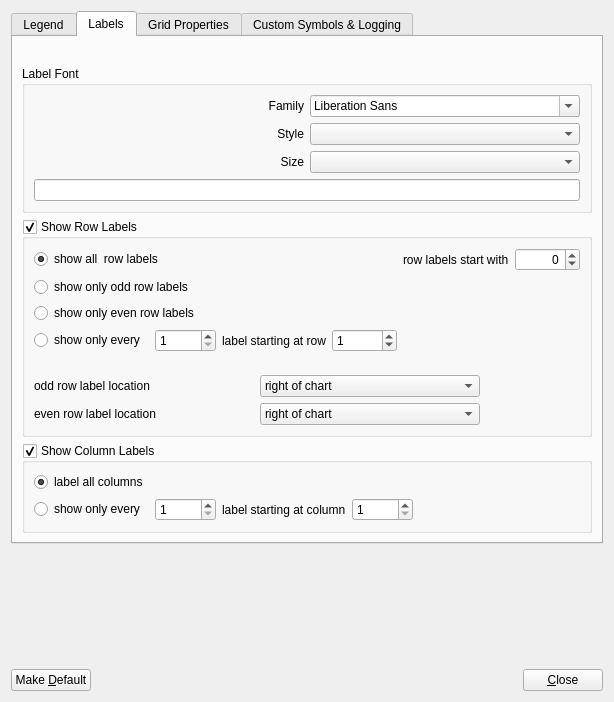
The window that sconcho/gui/ui/preferences_dialog.ui (haskelladdict/sconcho) describes before a commit, drawn with Qt 5.
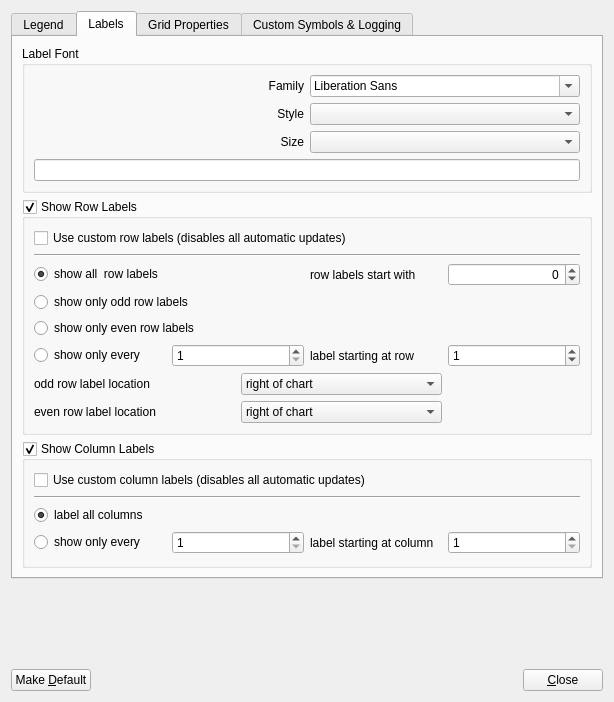
The same window after the commit. The open tabs and pages were chosen to show the change.

Commit message:
Re-implemented row/column labels
The new implementation of row/column labels stores the
PatternLabelObjects in a dictionary. Thus they don't
need to be re-instantiated all the time and can just
be updated. This also allows custom editable row/column
labels which will do the the right thing (i.e. remember
their text) when deleting/adding of rows and columns.
The custom row/column label option can be enabled in the
preferences.

```diff
--- a/sconcho/gui/ui/preferences_dialog.ui
+++ b/sconcho/gui/ui/preferences_dialog.ui
@@ -102,19 +102,6 @@
        <string>Labels</string>
       </attribute>
       <layout class="QVBoxLayout" name="verticalLayout_9">
-       <item>
-        <spacer name="horizontalSpacer_4">
-         <property name="orientation">
-          <enum>Qt::Horizontal</enum>
-         </property>
-         <property name="sizeHint" stdset="0">
-          <size>
-           <width>40</width>
-           <height>20</height>
-          </size>
-         </property>
-        </spacer>
-       </item>
        <item>
         <widget class="QGroupBox" name="groupBox_2">
          <property name="title">
@@ -180,60 +167,57 @@
          </property>
          <layout class="QVBoxLayout" name="verticalLayout">
           <item>
-           <layout class="QHBoxLayout" name="horizontalLayout_8">
+           <widget class="QCheckBox" name="customRowLabelsChecker">
+            <property name="text">
+             <string>Use custom row labels (disables all automatic updates)</string>
+            </property>
+           </widget>
+          </item>
             <item>
-             <widget class="QRadioButton" name="labelAllRowsButton">
+           <widget class="Line" name="line_2">
+            <property name="orientation">
+             <enum>Qt::Horizontal</enum>
+            </property>
+           </widget>
+          </item>
+          <item>
+           <layout class="QGridLayout" name="gridLayout_5">
+            <item row="5" column="0" colspan="3">
+             <layout class="QHBoxLayout" name="horizontalLayout_4">
+              <item>
+               <widget class="QLabel" name="label_9">
               <property name="text">
-               <string>show all  row labels</string>
-              </property>
-              <property name="checked">
-               <bool>true</bool>
+                 <string>even row label location</string>
+                </property>
+               </widget>
+              </item>
+              <item>
+               <widget class="QComboBox" name="evenRowLabelLocationComboBox">
+                <item>
+                 <property name="text">
+                  <string>right of chart</string>
+                 </property>
+                </item>
+                <item>
+                 <property name="text">
+                  <string>left of chart</string>
+                 </property>
+                </item>
+               </widget>
+              </item>
+             </layout>
+            </item>
+            <item row="3" column="0">
+             <widget class="QRadioButton" name="showRowsWithIntervalButton">
+              <property name="text">
+               <string>show only every </string>
               </property>
               <attribute name="buttonGroup">
                <string notr="true">buttonGroup</string>
               </attribute>
              </widget>
             </item>
-            <item>
-             <spacer name="horizontalSpacer_2">
-              <property name="orientation">
-               <enum>Qt::Horizontal</enum>
-              </property>
-              <property name="sizeHint" stdset="0">
-               <size>
-                <width>40</width>
-                <height>20</height>
-               </size>
-              </property>
-             </spacer>
-            </item>
-            <item>
-             <layout class="QHBoxLayout" name="horizontalLayout_7">
-              <item>
-               <widget class="QLabel" name="label_8">
-                <property name="text">
-                 <string>row labels start with</string>
-                </property>
-               </widget>
-              </item>
-              <item>
-               <widget class="QSpinBox" name="rowLabelStartSpinner">
-                <property name="alignment">
-                 <set>Qt::AlignRight|Qt::AlignTrailing|Qt::AlignVCenter</set>
-                </property>
-                <property name="minimum">
-                 <number>-10000</number>
-                </property>
-                <property name="maximum">
-                 <number>10000</number>
-                </property>
-               </widget>
-              </item>
-             </layout>
-            </item>
-           </layout>
-          </item>
-          <item>
+            <item row="1" column="0" colspan="2">
            <widget class="QRadioButton" name="showOddRowsButton">
             <property name="text">
              <string>show only odd row labels</string>
@@ -243,29 +227,7 @@
             </attribute>
            </widget>
           </item>
-          <item>
-           <widget class="QRadioButton" name="showEvenRowsButton">
-            <property name="text">
-             <string>show only even row labels</string>
-            </property>
-            <attribute name="buttonGroup">
-             <string notr="true">buttonGroup</string>
-            </attribute>
-           </widget>
-          </item>
-          <item>
-           <layout class="QHBoxLayout" name="horizontalLayout_3">
-            <item>
-             <widget class="QRadioButton" name="showRowsWithIntervalButton">
-              <property name="text">
-               <string>show only every </string>
-              </property>
-              <attribute name="buttonGroup">
-               <string notr="true">buttonGroup</string>
-              </attribute>
-             </widget>
-            </item>
-            <item>
+            <item row="3" column="1">
              <widget class="QSpinBox" name="rowLabelsIntervalSpinner">
               <property name="minimum">
                <number>1</number>
@@ -275,14 +237,7 @@
               </property>
              </widget>
             </item>
-            <item>
-             <widget class="QLabel" name="rowLabelsStartLabel">
-              <property name="text">
-               <string>label starting at row</string>
-              </property>
-             </widget>
-            </item>
-            <item>
+            <item row="3" column="3">
              <widget class="QSpinBox" name="rowLabelsIntervalStartSpinner">
               <property name="minimum">
                <number>-10000</number>
@@ -295,35 +250,7 @@
               </property>
              </widget>
             </item>
-            <item>
-             <spacer name="horizontalSpacer_9">
-              <property name="orientation">
-               <enum>Qt::Horizontal</enum>
-              </property>
-              <property name="sizeHint" stdset="0">
-               <size>
-                <width>40</width>
-                <height>20</height>
-               </size>
-              </property>
-             </spacer>
-            </item>
-           </layout>
-          </item>
-          <item>
-           <spacer name="verticalSpacer_7">
-            <property name="orientation">
-             <enum>Qt::Vertical</enum>
-            </property>
-            <property name="sizeHint" stdset="0">
-             <size>
-              <width>20</width>
-              <height>15</height>
-             </size>
-            </property>
-           </spacer>
-          </item>
-          <item>
+            <item row="4" column="0" colspan="3">
            <layout class="QHBoxLayout" name="horizontalLayout_6">
             <item>
              <widget class="QLabel" name="label_13">
@@ -346,62 +273,58 @@
               </item>
              </widget>
             </item>
-            <item>
-             <spacer name="horizontalSpacer_5">
-              <property name="orientation">
-               <enum>Qt::Horizontal</enum>
-              </property>
-              <property name="sizeType">
-               <enum>QSizePolicy::Preferred</enum>
-              </property>
-              <property name="sizeHint" stdset="0">
-               <size>
-                <width>100</width>
-                <height>20</height>
-               </size>
-              </property>
-             </spacer>
-            </item>
-           </layout>
-          </item>
-          <item>
-           <layout class="QHBoxLayout" name="horizontalLayout_4">
-            <item>
-             <widget class="QLabel" name="label_9">
+             </layout>
+            </item>
+            <item row="2" column="0" colspan="2">
+             <widget class="QRadioButton" name="showEvenRowsButton">
               <property name="text">
-               <string>even row label location</string>
+               <string>show only even row labels</string>
               </property>
              </widget>
             </item>
-            <item>
-             <widget class="QComboBox" name="evenRowLabelLocationComboBox">
-              <item>
+            <item row="3" column="2">
+             <widget class="QLabel" name="rowLabelsStartLabel">
                <property name="text">
-                <string>right of chart</string>
-               </property>
-              </item>
-              <item>
+               <string>label starting at row</string>
+              </property>
+             </widget>
+            </item>
+            <item row="0" column="0" colspan="2">
+             <widget class="QRadioButton" name="labelAllRowsButton">
                <property name="text">
-                <string>left of chart</string>
-               </property>
-              </item>
+               <string>show all  row labels</string>
+              </property>
+              <property name="checked">
+               <bool>true</bool>
+              </property>
+              <attribute name="buttonGroup">
+               <string notr="true">buttonGroup</string>
+              </attribute>
+             </widget>
+            </item>
+            <item row="0" column="2" colspan="2">
+             <layout class="QHBoxLayout" name="horizontalLayout_7">
+              <item>
+               <widget class="QLabel" name="label_8">
+                <property name="text">
+                 <string>row labels start with</string>
+                </property>
              </widget>
             </item>
             <item>
-             <spacer name="horizontalSpacer_3">
-              <property name="orientation">
-               <enum>Qt::Horizontal</enum>
-              </property>
-              <property name="sizeType">
-               <enum>QSizePolicy::Preferred</enum>
-              </property>
-              <property name="sizeHint" stdset="0">
-               <size>
-                <width>100</width>
-                <height>20</height>
-               </size>
-              </property>
-             </spacer>
+               <widget class="QSpinBox" name="rowLabelStartSpinner">
+                <property name="alignment">
+                 <set>Qt::AlignRight|Qt::AlignTrailing|Qt::AlignVCenter</set>
+                </property>
+                <property name="minimum">
+                 <number>-10000</number>
+                </property>
+                <property name="maximum">
+                 <number>10000</number>
+                </property>
+               </widget>
+              </item>
+             </layout>
             </item>
            </layout>
           </item>
@@ -422,6 +345,22 @@
          </property>
          <layout class="QVBoxLayout" name="verticalLayout_7">
           <item>
+           <widget class="QCheckBox" name="customColumnLabelsChecker">
+            <property name="text">
+             <string>Use custom column labels (disables all automatic updates)</string>
+            </property>
+           </widget>
+          </item>
+          <item>
+           <widget class="Line" name="line_3">
+            <property name="orientation">
+             <enum>Qt::Horizontal</enum>
+            </property>
+           </widget>
+          </item>
+          <item>
+           <layout class="QGridLayout" name="gridLayout_6">
+            <item row="0" column="0">
            <widget class="QRadioButton" name="labelAllColumnsButton">
             <property name="text">
              <string>label all columns</string>
@@ -431,16 +370,14 @@
             </property>
            </widget>
           </item>
-          <item>
-           <layout class="QHBoxLayout" name="horizontalLayout_10">
-            <item>
+            <item row="1" column="0">
              <widget class="QRadioButton" name="showColumnsWithIntervalButton">
               <property name="text">
                <string>show only every </string>
               </property>
              </widget>
             </item>
-            <item>
+            <item row="1" column="1">
              <widget class="QSpinBox" name="columnLabelsIntervalSpinner">
               <property name="minimum">
                <number>1</number>
@@ -450,14 +387,14 @@
               </property>
              </widget>
             </item>
-            <item>
+            <item row="1" column="2">
              <widget class="QLabel" name="label_16">
               <property name="text">
                <string>label starting at column</string>
               </property>
              </widget>
             </item>
-            <item>
+            <item row="1" column="3">
              <widget class="QSpinBox" name="columnLabelsIntervalStartSpinner">
               <property name="minimum">
                <number>1</number>
@@ -467,19 +404,6 @@
               </property>
              </widget>
             </item>
-            <item>
-             <spacer name="horizontalSpacer_7">
-              <property name="orientation">
-               <enum>Qt::Horizontal</enum>
-              </property>
-              <property name="sizeHint" stdset="0">
-               <size>
-                <width>40</width>
-                <height>20</height>
-               </size>
-              </property>
-             </spacer>
-            </item>
            </layout>
           </item>
          </layout>
```
Left out of the diff: 6 changed lines with no effect on the pictures. Lines whose indentation alone changed are shown as unchanged. The commit also changes 17 other files.
